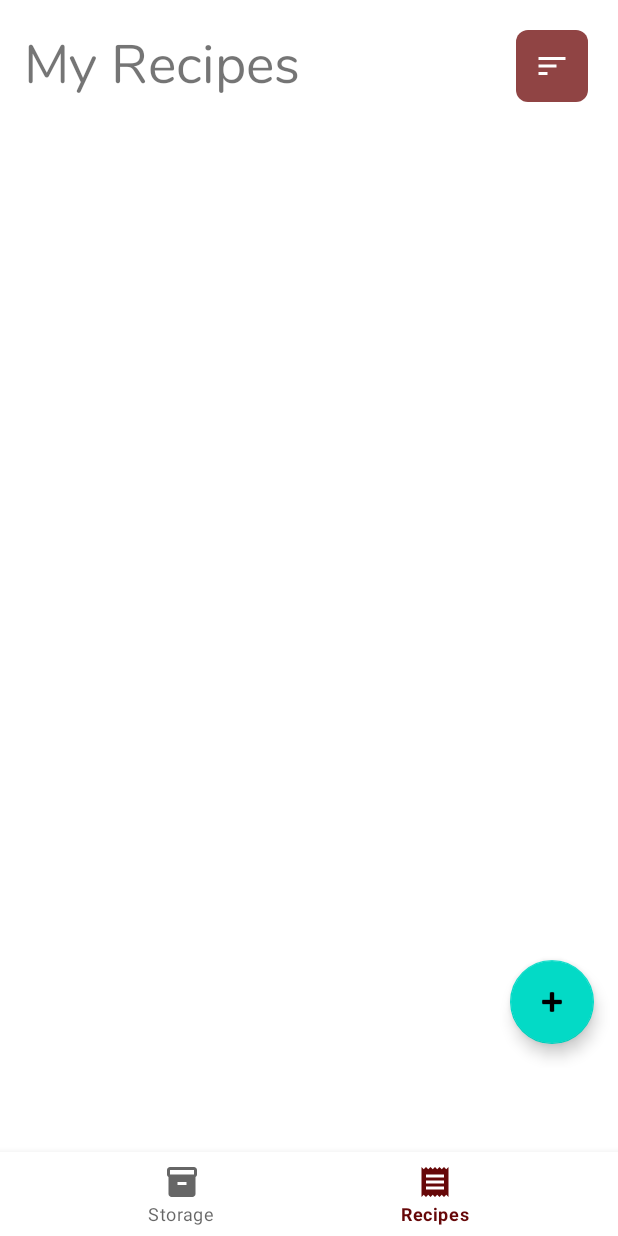
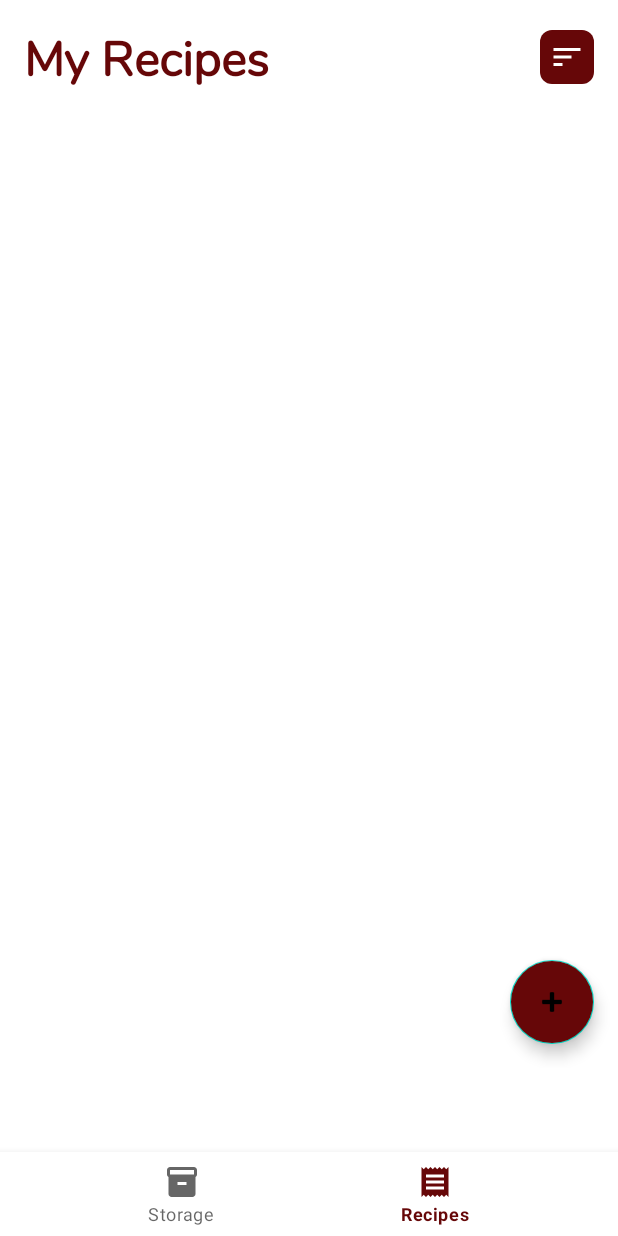
Before and after one commit to CMPUT301F22T18/SnackNTrack, an Android app: the screen it shows after launch once a user with an empty profile is signed in (MainMenuActivity), item 2 of the bottom bar chosen, on a phone screen of 412 x 824 dp. Run offline under Robolectric (Android 15) with nearby library versions, the phone set to English and light mode, and no system bars; our stand-ins replace Firebase (no records; nobody signed in at launch, a user with empty details on screens opened directly); libraries missing offline, so code that uses them is left out: com.firebase.ui; 1 statement that could not run was skipped.

Commit message:
a bit of changes on the recipelist screen, and deleted the redundant MainMenuActivity

```diff
--- a/app/src/main/res/drawable/recipe_list_sort_button.xml
+++ /dev/null
@@ -1,5 +0,0 @@
-<?xml version="1.0" encoding="utf-8"?>
-<shape xmlns:android="http://schemas.android.com/apk/res/android">
-    <solid android:color="#904444"/>
-    <corners android:radius="8dp"/>
-</shape>
--- a/app/src/main/res/layout/fragment_recipe_list.xml
+++ b/app/src/main/res/layout/fragment_recipe_list.xml
@@ -21,6 +21,7 @@
         android:focusable="true"
         android:layout_gravity="bottom|end"
         android:src="@android:drawable/ic_input_add"
+        android:backgroundTint="@color/red_900"
         android:contentDescription="@string/add_a_recipe" />
 
     <LinearLayout
@@ -32,28 +33,30 @@
 
         <androidx.constraintlayout.widget.ConstraintLayout
             android:layout_width="match_parent"
-            android:layout_height="wrap_content">
+            android:layout_height="wrap_content"
+            android:padding="16dp">
 
             <TextView
                 android:id="@+id/recipe_list_header_text"
                 android:layout_width="wrap_content"
                 android:layout_height="wrap_content"
-                android:layout_margin="16dp"
                 android:text="@string/my_recipes"
-                android:textSize="36sp"
+                android:textSize="32sp"
                 android:fontFamily="@font/nunito"
+                android:textColor="@color/red_900"
+                android:textStyle="bold"
                 app:layout_constraintStart_toStartOf="parent"
                 app:layout_constraintTop_toTopOf="parent" />
 
             <ImageButton
                 android:id="@+id/sort_button_recipe_list"
-                android:layout_width="48dp"
-                android:layout_height="48dp"
+                android:layout_width="36dp"
+                android:layout_height="36dp"
                 app:layout_constraintTop_toTopOf="parent"
                 app:layout_constraintEnd_toEndOf="parent"
-                android:background="@drawable/recipe_list_sort_button"
-                android:layout_margin="20dp"
+                android:background="@drawable/custom_image_button"
                 android:src="@drawable/ic_baseline_sort_24"
+                android:layout_marginTop="4dp"
                 android:contentDescription="@string/sort_button_for_recipe_list" />
 
         </androidx.constraintlayout.widget.ConstraintLayout>
```
Also changed, not shown: app/src/main/java/com/cmput301f22t18/snackntrack/MainMenuActivity.java (deleted, +0 -60 lines).
